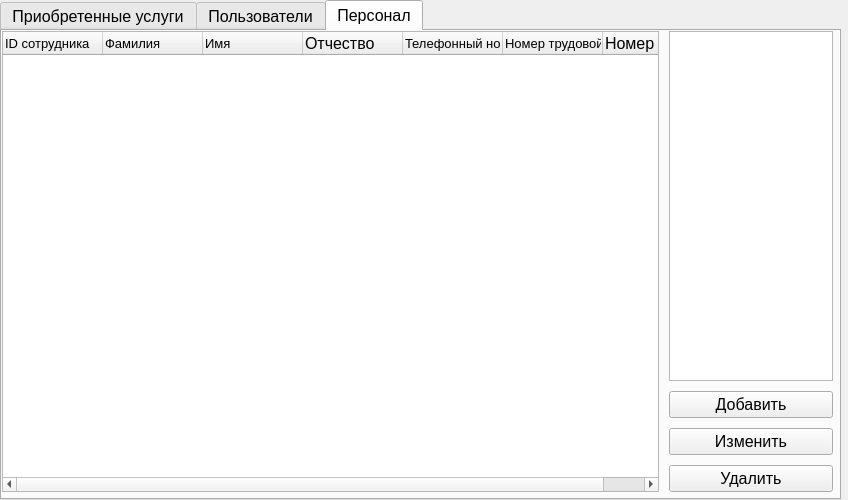
The window that Layout/AdminWindow.ui (TeflonDervish/Coursework) describes before a commit, drawn with Qt 5.
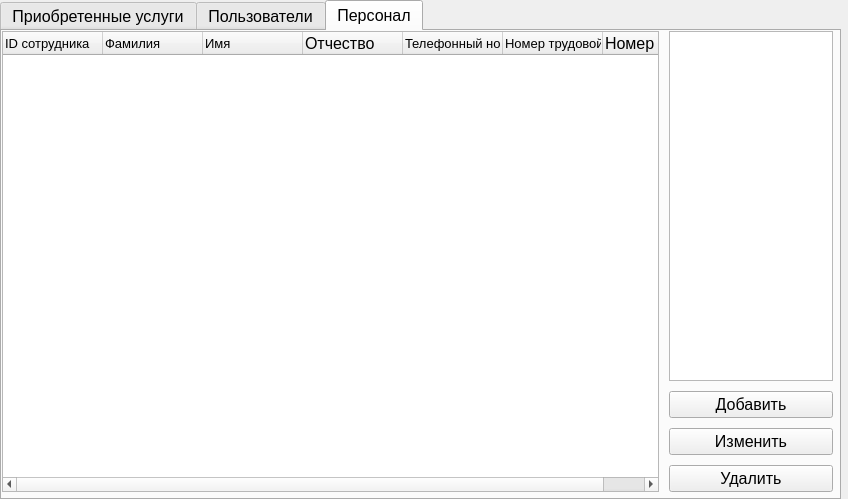
The same window after the commit. The open tabs and pages were chosen to show the change.

What changed in the file:
```diff
--- a/Layout/AdminWindow.ui
+++ b/Layout/AdminWindow.ui
@@ -7,7 +7,7 @@
     <x>0</x>
     <y>0</y>
     <width>848</width>
-    <height>500</height>
+    <height>499</height>
    </rect>
   </property>
   <property name="windowTitle">
```
Left out of the diff: 2 changed lines with no effect on the pictures.
